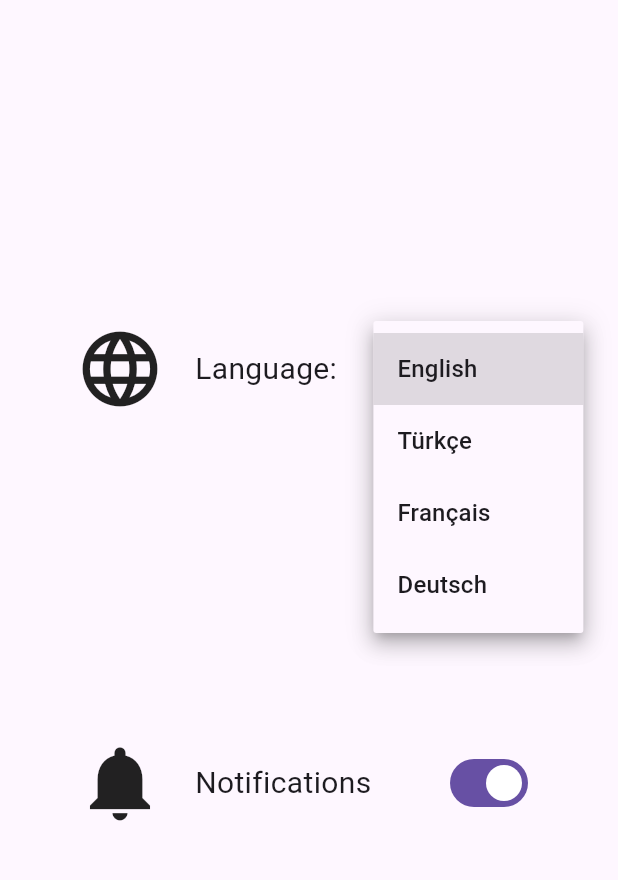
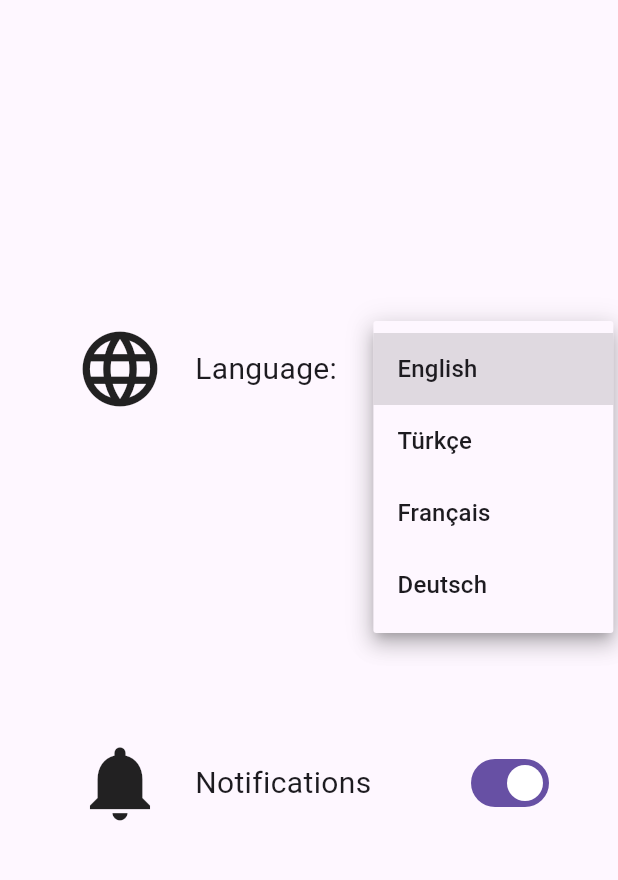
Before and after one commit to Ahmetlrd/zoom_ai_project, a Flutter app: the Settings screen opened by its route, after a tap on "English", on a phone screen of 412 x 824 dp, the part 84-964 px from its top. Run offline on Flutter 3.47's test engine with Material 3 defaults, Android fonts, the phone set to English and light mode, and no system bars; our stand-ins replace flutter_riverpod, go_router, shared_preferences, uni_links; missing offline and left inert: flutter_webview_plugin; accounts and stored records are empty.

Commit message:
Zoomapp yapıldı

```diff
--- a/flutter_app/lib/features/home/home_page.dart
+++ b/flutter_app/lib/features/home/home_page.dart
@@ -13,17 +13,7 @@ class HomePage extends ConsumerWidget {
     return Scaffold(
       appBar: Utility.buildAppBar(context),
       body: Center(
-        child: Column(children: [
-          ElevatedButton(
-            onPressed: () async {
-              final prefs = await SharedPreferences.getInstance();
-              await prefs.setBool('isLoggedIn', false);
-              ref.read(authProvider.notifier).state = false;
-              context.go('/login');
-            },
-            child: Text('LOGOUT'),
-          ),
-          Padding(
+        child: Padding(
           padding: const EdgeInsets.all(16),
           child: GridView.count(
             shrinkWrap: true,
@@ -54,7 +44,6 @@ class HomePage extends ConsumerWidget {
             ],
           ),
         ),
-        ]),
       ),
     );
   }
--- a/flutter_app/lib/features/home/settings.dart
+++ b/flutter_app/lib/features/home/settings.dart
@@ -1,49 +1,52 @@
 import 'package:flutter/material.dart';
 import 'package:flutter_app/features/home/utility.dart';
+import 'package:flutter_app/providers/auth_provider.dart';
+import 'package:flutter_riverpod/flutter_riverpod.dart';
+import 'package:go_router/go_router.dart';
+import 'package:shared_preferences/shared_preferences.dart';
+import 'package:flutter_app/providers/auth_provider.dart';
 
-class Settings extends StatefulWidget {
+class Settings extends ConsumerStatefulWidget {
   const Settings({super.key});
 
   @override
-  State<Settings> createState() => _SettingsState();
+  ConsumerState<Settings> createState() => _SettingsState();
 }
 
+class _SettingsState extends ConsumerState<Settings> {
+  List<String> languages = ['English', 'Türkçe', 'Français', 'Deutsch'];
   String selectedLanguage = "English";
-var switchControl = true;
-
-class _SettingsState extends State<Settings> {
-  List<String> languages = ['English', 'Türkçe', 'Français', 'Deutsch'];
+  bool switchControl = true;
 
   @override
   Widget build(BuildContext context) {
+    final isLoggedIn = ref.watch(authProvider);
+
     return Scaffold(
       appBar: Utility.buildAppBar(context),
       body: Center(
         child: Column(
           mainAxisAlignment: MainAxisAlignment.spaceEvenly,
           children: [
+            // Dil Seçimi
             Row(
               children: [
-                SizedBox(width: 50),
-
-                Icon(Icons.language, size: 60),
-                SizedBox(width: 20),
-
-                Text("Language: ", style: TextStyle(fontSize: 20)),
-                SizedBox(width: 35),
-
+                const SizedBox(width: 50),
+                const Icon(Icons.language, size: 60),
+                const SizedBox(width: 20),
+                const Text("Language: ", style: TextStyle(fontSize: 20)),
+                const SizedBox(width: 35),
                 SizedBox(
-                  width: 100,
+                  width: 120,
                   child: DropdownButton<String>(
                     value: selectedLanguage,
                     isExpanded: true,
-                    items:
-                        languages.map((lang) {
-                          return DropdownMenuItem(
+                    items: languages
+                        .map((lang) => DropdownMenuItem(
                               value: lang,
                               child: Text(lang),
-                          );
-                        }).toList(),
+                            ))
+                        .toList(),
                     onChanged: (value) {
                       setState(() {
                         selectedLanguage = value!;
@@ -51,35 +54,40 @@ class _SettingsState extends State<Settings> {
                     },
                   ),
                 ),
-
-                SizedBox(width: 20),
               ],
             ),
+
+            // Bildirimler
             Row(
               children: [
-                SizedBox(width: 50),
-
-                Icon(Icons.notifications, size: 60),
-                SizedBox(width: 20),
-
-                SizedBox(
+                const SizedBox(width: 50),
+                const Icon(Icons.notifications, size: 60),
+                const SizedBox(width: 20),
+                const SizedBox(
                   width: 180,
                   child: Text("Notifications", style: TextStyle(fontSize: 20)),
                 ),
-
-                SizedBox(
-                  width: 20,
-                  child: SwitchListTile(
-                    controlAffinity: ListTileControlAffinity.leading,
+                Switch(
                   value: switchControl,
-                    onChanged: (a) {
+                  onChanged: (val) {
                     setState(() {
-                        switchControl = a;
+                      switchControl = val;
                     });
                   },
                 ),
+              ],
             ),
-              ],
+
+            // Logout Butonu
+            if (isLoggedIn)
+              ElevatedButton(
+                onPressed: () async {
+                  final prefs = await SharedPreferences.getInstance();
+                  await prefs.setBool('isLoggedIn', false);
+                  ref.read(authProvider.notifier).state = false;
+                  context.go('/login');
+                },
+                child: const Text('LOGOUT'),
               ),
           ],
         ),
--- a/flutter_app/lib/providers/auth_provider.dart
+++ b/flutter_app/lib/providers/auth_provider.dart
@@ -26,8 +26,10 @@ class AuthNotifier extends StateNotifier<bool> {
     await prefs.setBool('isLoggedIn', false);
     state = false;
   }
- void loginWithToken(String token) {
-  state = true;
+
+  void loginWithToken(String token) async {
+    final prefs = await SharedPreferences.getInstance();
+    await prefs.setBool('isLoggedIn', true);
+    state = true;
+  }
 }
-
-}
```
Lines whose indentation alone changed are shown as unchanged.
